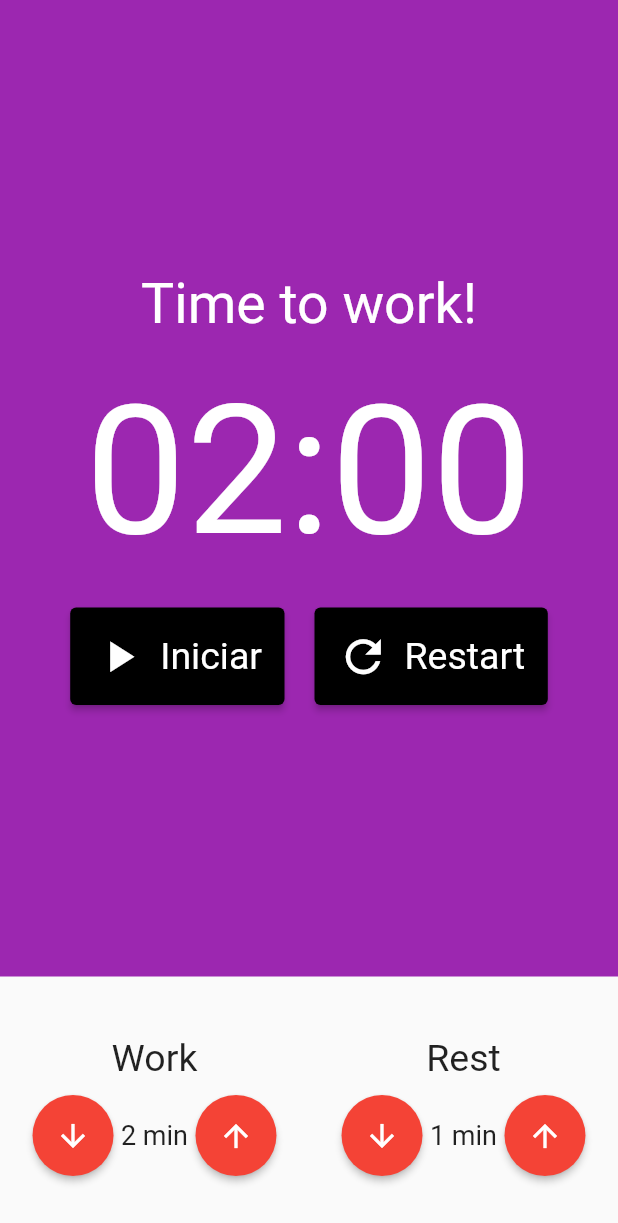
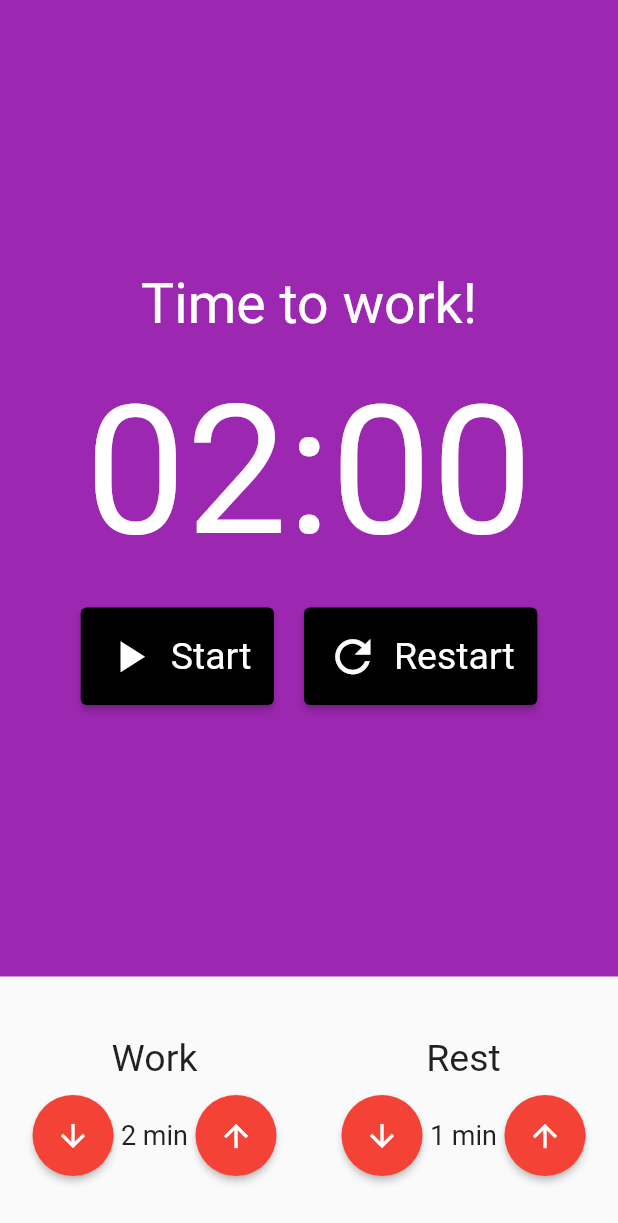
Before and after one commit to charlesdev771/App_pomodoro_flutter_and_mobx, a Flutter app: the screen it shows after launch, on a phone screen of 412 x 824 dp. Shown: the top 1223 px of the screen. Run offline on Flutter 3.47's test engine with Material 2 defaults, Android fonts, the phone set to English and light mode, and no system bars; our stand-ins replace flutter_mobx, mobx; generated files the repository leaves out were written again.

Commit message:
solving translation bug

```diff
--- a/lib/components/Cronometro.dart
+++ b/lib/components/Cronometro.dart
@@ -43,7 +43,7 @@ class Cronometro extends StatelessWidget {
                     Padding(
                       padding: const EdgeInsets.only(right: 10),
                       child: CronometroBotao(
-                        texto: 'Iniciar',
+                        texto: 'Start',
                         icone: Icons.play_arrow,
                         click: store.iniciar,
                       ),
```
